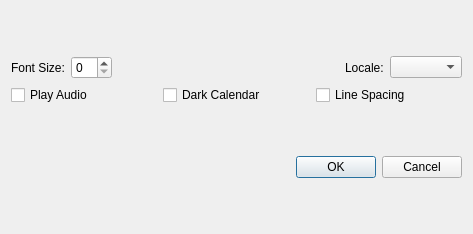
This is src/dialogpreferences.ui in lxqt/organizer as Qt 5 draws it before an edit. The edited form follows.
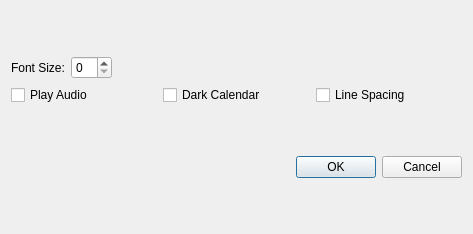
This is the edited form.

Patch:
```diff
--- a/src/dialogpreferences.ui
+++ b/src/dialogpreferences.ui
@@ -41,16 +41,6 @@
          </property>
         </spacer>
        </item>
-       <item>
-        <widget class="QLabel" name="labelLocal">
-         <property name="text">
-          <string>Locale:</string>
-         </property>
-        </widget>
-       </item>
-       <item>
-        <widget class="QComboBox" name="comboBoxLocale"/>
-       </item>
       </layout>
      </item>
      <item>
```
